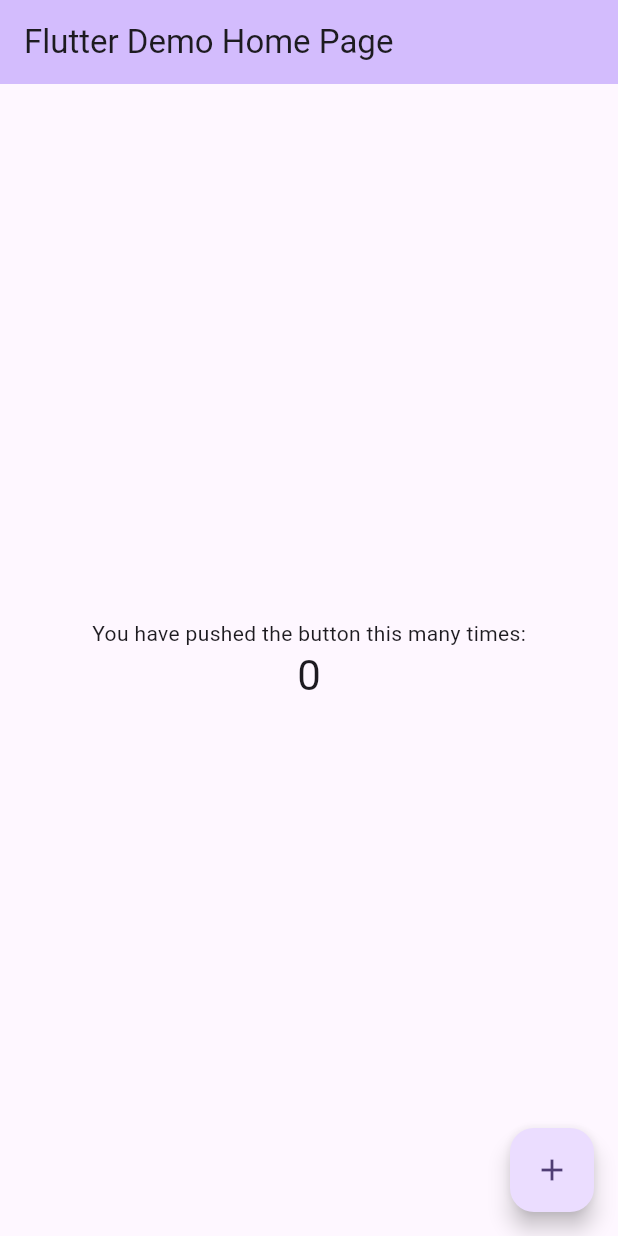
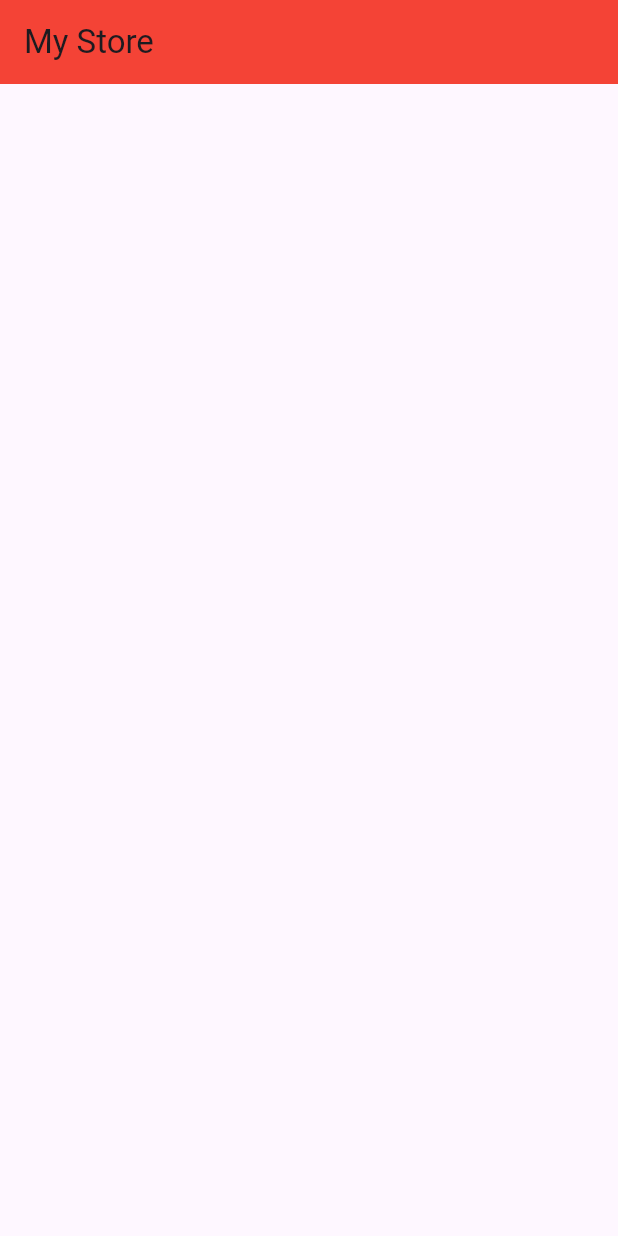
Before and after one commit to Kerolos-Morcos/Store-App, a Flutter app: the screen it shows after launch, on a phone screen of 412 x 824 dp. Run offline on Flutter 3.47's test engine with Material 3 defaults, Android fonts, the phone set to English and light mode, and no system bars.

Commit message:
initialize some base folders and files

```diff
--- a/lib/main.dart
+++ b/lib/main.dart
@@ -1,125 +1,18 @@
 import 'package:flutter/material.dart';
+import 'package:store_app/pages/home_page.dart';
 
 void main() {
-  runApp(const MyApp());
+  runApp(const StoreApp());
 }
 
-class MyApp extends StatelessWidget {
-  const MyApp({super.key});
+class StoreApp extends StatelessWidget {
+  const StoreApp({super.key});
 
-  // This widget is the root of your application.
   @override
   Widget build(BuildContext context) {
     return MaterialApp(
-      title: 'Flutter Demo',
-      theme: ThemeData(
-        // This is the theme of your application.
-        //
-        // TRY THIS: Try running your application with "flutter run". You'll see
-        // the application has a purple toolbar. Then, without quitting the app,
-        // try changing the seedColor in the colorScheme below to Colors.green
-        // and then invoke "hot reload" (save your changes or press the "hot
-        // reload" button in a Flutter-supported IDE, or press "r" if you used
-        // the command line to start the app).
-        //
-        // Notice that the counter didn't reset back to zero; the application
-        // state is not lost during the reload. To reset the state, use hot
-        // restart instead.
-        //
-        // This works for code too, not just values: Most code changes can be
-        // tested with just a hot reload.
-        colorScheme: ColorScheme.fromSeed(seedColor: Colors.deepPurple),
-        useMaterial3: true,
-      ),
-      home: const MyHomePage(title: 'Flutter Demo Home Page'),
+      debugShowCheckedModeBanner: false,
+      home: HomePage(),
     );
   }
 }
-
-class MyHomePage extends StatefulWidget {
-  const MyHomePage({super.key, required this.title});
-
-  // This widget is the home page of your application. It is stateful, meaning
-  // that it has a State object (defined below) that contains fields that affect
-  // how it looks.
-
-  // This class is the configuration for the state. It holds the values (in this
-  // case the title) provided by the parent (in this case the App widget) and
-  // used by the build method of the State. Fields in a Widget subclass are
-  // always marked "final".
-
-  final String title;
-
-  @override
-  State<MyHomePage> createState() => _MyHomePageState();
-}
-
-class _MyHomePageState extends State<MyHomePage> {
-  int _counter = 0;
-
-  void _incrementCounter() {
-    setState(() {
-      // This call to setState tells the Flutter framework that something has
-      // changed in this State, which causes it to rerun the build method below
-      // so that the display can reflect the updated values. If we changed
-      // _counter without calling setState(), then the build method would not be
-      // called again, and so nothing would appear to happen.
-      _counter++;
-    });
-  }
-
-  @override
-  Widget build(BuildContext context) {
-    // This method is rerun every time setState is called, for instance as done
-    // by the _incrementCounter method above.
-    //
-    // The Flutter framework has been optimized to make rerunning build methods
-    // fast, so that you can just rebuild anything that needs updating rather
-    // than having to individually change instances of widgets.
-    return Scaffold(
-      appBar: AppBar(
-        // TRY THIS: Try changing the color here to a specific color (to
-        // Colors.amber, perhaps?) and trigger a hot reload to see the AppBar
-        // change color while the other colors stay the same.
-        backgroundColor: Theme.of(context).colorScheme.inversePrimary,
-        // Here we take the value from the MyHomePage object that was created by
-        // the App.build method, and use it to set our appbar title.
-        title: Text(widget.title),
-      ),
-      body: Center(
-        // Center is a layout widget. It takes a single child and positions it
-        // in the middle of the parent.
-        child: Column(
-          // Column is also a layout widget. It takes a list of children and
-          // arranges them vertically. By default, it sizes itself to fit its
-          // children horizontally, and tries to be as tall as its parent.
-          //
-          // Column has various properties to control how it sizes itself and
-          // how it positions its children. Here we use mainAxisAlignment to
-          // center the children vertically; the main axis here is the vertical
-          // axis because Columns are vertical (the cross axis would be
-          // horizontal).
-          //
-          // TRY THIS: Invoke "debug painting" (choose the "Toggle Debug Paint"
-          // action in the IDE, or press "p" in the console), to see the
-          // wireframe for each widget.
-          mainAxisAlignment: MainAxisAlignment.center,
-          children: <Widget>[
-            const Text(
-              'You have pushed the button this many times:',
-            ),
-            Text(
-              '$_counter',
-              style: Theme.of(context).textTheme.headlineMedium,
-            ),
-          ],
-        ),
-      ),
-      floatingActionButton: FloatingActionButton(
-        onPressed: _incrementCounter,
-        tooltip: 'Increment',
-        child: const Icon(Icons.add),
-      ), // This trailing comma makes auto-formatting nicer for build methods.
-    );
-  }
-}
--- /dev/null
+++ b/lib/pages/home_page.dart
@@ -0,0 +1,16 @@
+import 'package:flutter/material.dart';
+
+class HomePage extends StatelessWidget {
+  const HomePage({super.key});
+
+  @override
+  Widget build(BuildContext context) {
+    return Scaffold(
+      appBar: AppBar(
+        title: const Text('My Store'),
+        backgroundColor: Colors.red,
+      ),
+      body: Container(),
+    );
+  }
+}
```
Also changed, not shown: lib/models/product_model.dart (added, +30 -0 lines), lib/models/rating_model.dart (added, +14 -0 lines), lib/constants.dart (added), lib/services/get_all_products_service.dart (added), pubspec.lock, 1 other file.
